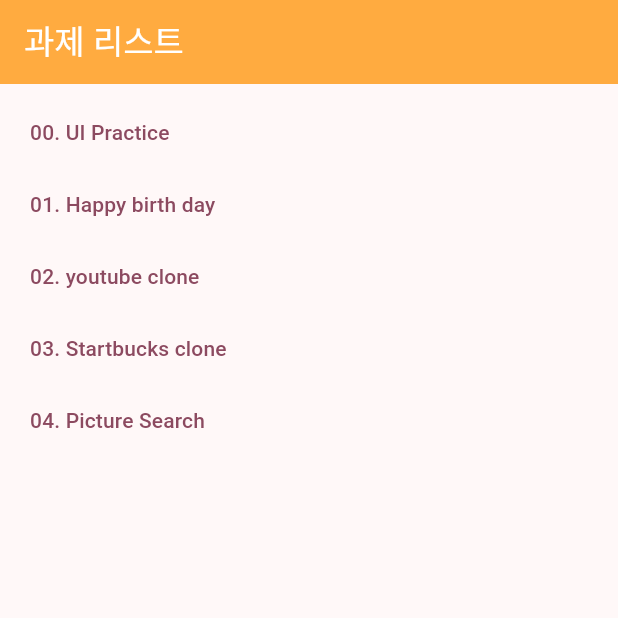
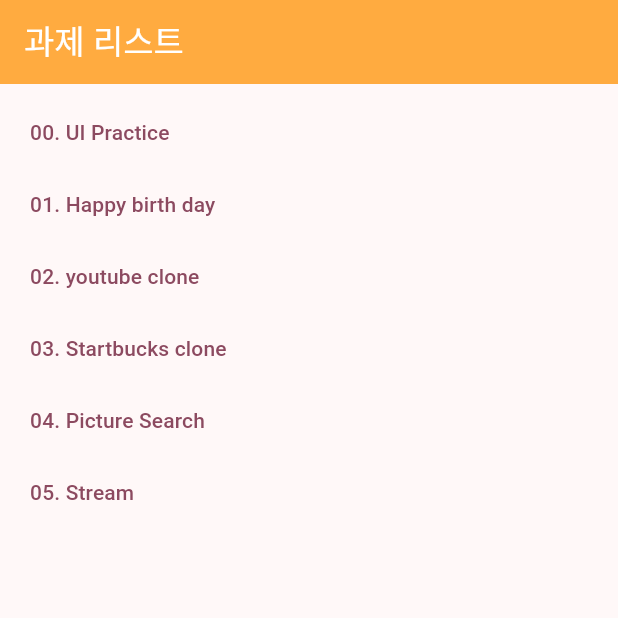
Before and after one commit to JEON-Sungsu/learn_flutter, a Flutter app: the screen it shows after launch, on a phone screen of 412 x 824 dp, the top half of it. Run offline on Flutter 3.47's test engine with Material 3 defaults, Android fonts, the phone set to English and light mode, and no system bars; our stand-ins replace flutter_dotenv, flutter_svg, freezed_annotation, get_it, go_router, lottie and 4 more.

Commit message:
feat: 라우터 추가

```diff
--- a/lib/main.dart
+++ b/lib/main.dart
@@ -103,6 +103,16 @@
               child: Container(
                   alignment: Alignment.centerLeft,
                   child: const Text('04. Picture Search')), //03
+            ),
+            TextButton(
+              onPressed: () {
+                context.push(
+                    Uri(path: '/stream').toString()
+                );
+              },
+              child: Container(
+                  alignment: Alignment.centerLeft,
+                  child: const Text('05. Stream')), //03
             )
           ],
         ),
--- a/lib/router/router.dart
+++ b/lib/router/router.dart
@@ -15,6 +15,7 @@
 import 'package:learn_flutter/04_picture_search/presentation/screen/picture_detail_screen.dart';
 import 'package:learn_flutter/04_picture_search/presentation/screen/picture_list_screen.dart';
 import 'package:learn_flutter/04_picture_search/presentation/view_model/picture_view_model.dart';
+import 'package:learn_flutter/05_stream_practice/presentation/stream_main_screen.dart';
 import 'package:learn_flutter/core/di/di_setup.dart';
 import 'package:learn_flutter/main.dart';
 import 'package:provider/provider.dart';
@@ -99,5 +100,13 @@
         return PictureDetailScreen(picture: picture);
       },
     ),
+
+    //05_Stream
+    GoRoute(
+      path: '/stream',
+      builder: (context, state) {
+        return const StreamMainScreen();
+      },
+    ),
   ],
 );
```
Also changed, not shown: lib/05_stream_practice/presentation/stream_main_screen.dart (added, +15 -0 lines).
